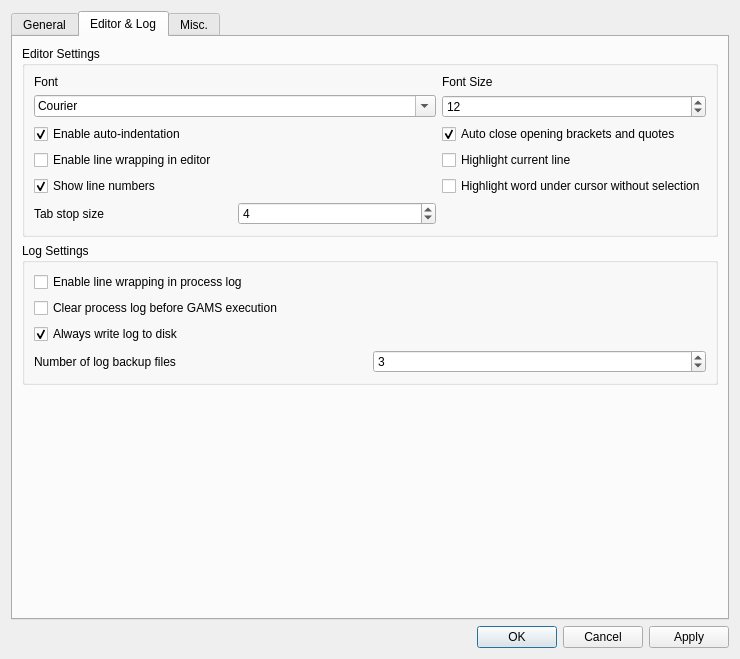
GAMS-dev/studio, file src/settingsdialog.ui: the form before one commit.
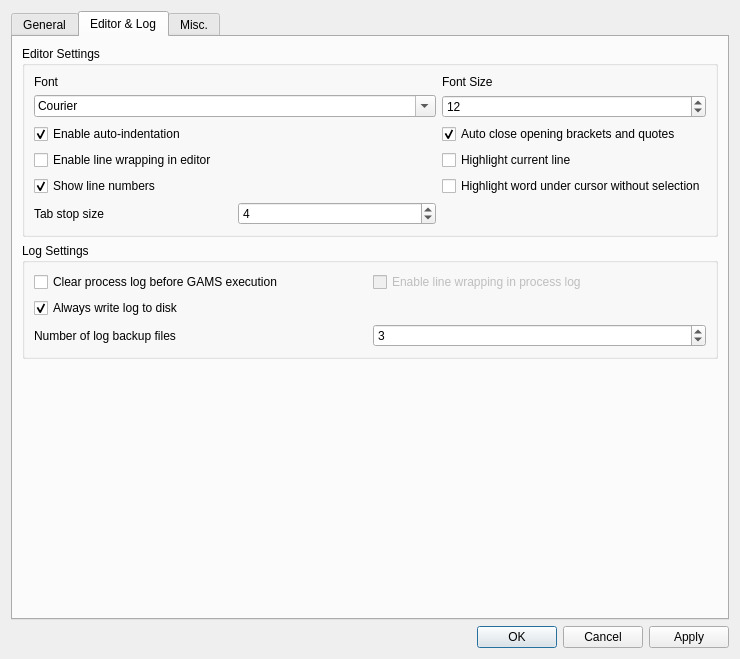
The form after the commit. The open tabs and pages were chosen to show the change.

Commit message: hide linewrap-combobox in settings until #1145 is done

```diff
--- a/src/settingsdialog.ui
+++ b/src/settingsdialog.ui
@@ -407,28 +407,6 @@
           <string>Log Settings</string>
          </property>
          <layout class="QGridLayout" name="gridLayout_8">
-          <item row="0" column="1">
-           <widget class="QCheckBox" name="cb_linewrap_process">
-            <property name="enabled">
-             <bool>true</bool>
-            </property>
-            <property name="sizePolicy">
-             <sizepolicy hsizetype="Minimum" vsizetype="Preferred">
-              <horstretch>0</horstretch>
-              <verstretch>0</verstretch>
-             </sizepolicy>
-            </property>
-            <property name="text">
-             <string>Enable line wrapping in process log</string>
-            </property>
-            <property name="checkable">
-             <bool>true</bool>
-            </property>
-            <property name="checked">
-             <bool>false</bool>
-            </property>
-           </widget>
-          </item>
           <item row="1" column="1">
            <widget class="QCheckBox" name="cb_clearlog">
             <property name="enabled">
@@ -475,6 +453,28 @@
             </property>
            </widget>
           </item>
+          <item row="1" column="2">
+           <widget class="QCheckBox" name="cb_linewrap_process">
+            <property name="enabled">
+             <bool>false</bool>
+            </property>
+            <property name="sizePolicy">
+             <sizepolicy hsizetype="Minimum" vsizetype="Preferred">
+              <horstretch>0</horstretch>
+              <verstretch>0</verstretch>
+             </sizepolicy>
+            </property>
+            <property name="text">
+             <string>Enable line wrapping in process log</string>
+            </property>
+            <property name="checkable">
+             <bool>true</bool>
+            </property>
+            <property name="checked">
+             <bool>false</bool>
+            </property>
+           </widget>
+          </item>
          </layout>
         </widget>
        </item>
```
Left out of the diff: 4 changed lines with no effect on the pictures. The commit also changes 1 other file.
